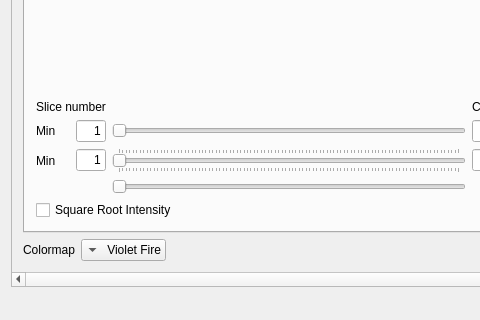
Before: the Qt Designer form Qt/prismmainwindow.ui in prism-em/prismatic, drawn with Qt 5; both pictures show x 0 to 480 and y 898 to 1218 of the 893 by 1218 pixel window.
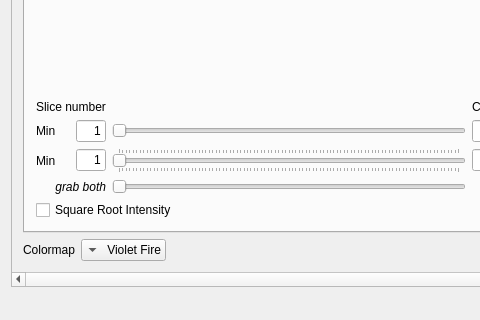
After: the same form once the commit is applied. The open tabs and pages were chosen to show the change. Icons and pictures are not drawn.

Commit message: dual sliders

The edit to the form file:
```diff
--- a/Qt/prismmainwindow.ui
+++ b/Qt/prismmainwindow.ui
@@ -368,6 +368,22 @@
                       </property>
                      </widget>
                     </item>
+                    <item row="4" column="0" colspan="2">
+                     <widget class="QLabel" name="label_24">
+                      <property name="font">
+                       <font>
+                        <family>Arial</family>
+                        <italic>true</italic>
+                       </font>
+                      </property>
+                      <property name="text">
+                       <string>grab both</string>
+                      </property>
+                      <property name="alignment">
+                       <set>Qt::AlignRight|Qt::AlignTrailing|Qt::AlignVCenter</set>
+                      </property>
+                     </widget>
+                    </item>
                    </layout>
                   </item>
                   <item>
```
Left out of the diff: 18 changed lines with no effect on the pictures. The commit also changes 3 other files.
